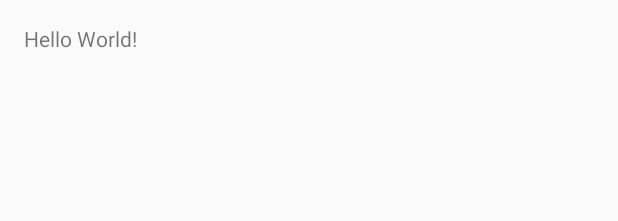
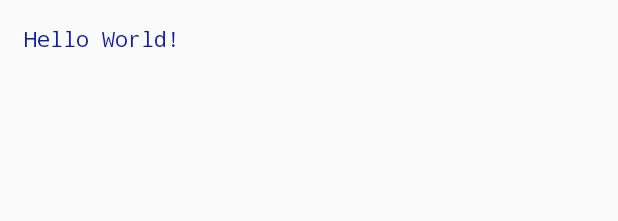
Before and after one commit to JK-M/long-cat, an Android app: the layout activity_main.xml on its own in the app's theme, with its tools: preview values and no code run, on a phone screen of 412 x 824 dp. Shown: the top 221 px of the screen. Run offline under Robolectric (Android 15) with nearby library versions, the phone set to English and light mode, and no system bars.

Commit message:
Changed color of text from black to blue.

```diff
--- a/LearningApp/app/src/main/res/layout/activity_main.xml
+++ b/LearningApp/app/src/main/res/layout/activity_main.xml
@@ -12,5 +12,13 @@
     <TextView
         android:layout_width="wrap_content"
         android:layout_height="wrap_content"
-        android:text="Hello World!" />
+        android:text="Hello World!"
+        android:layout_alignParentRight="true"
+        android:layout_alignParentEnd="true"
+        android:layout_alignParentLeft="true"
+        android:layout_alignParentStart="true"
+        android:textColor="#111cad"
+        android:textIsSelectable="false"
+        android:typeface="monospace"
+        android:singleLine="true" />
 </RelativeLayout>
```
